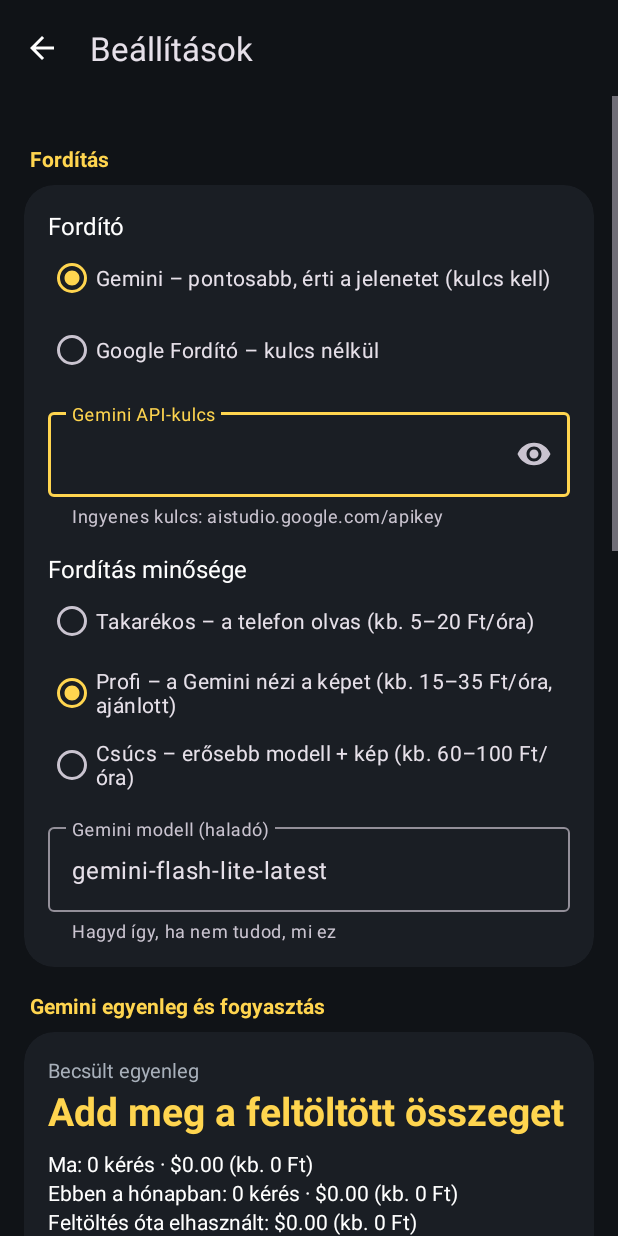
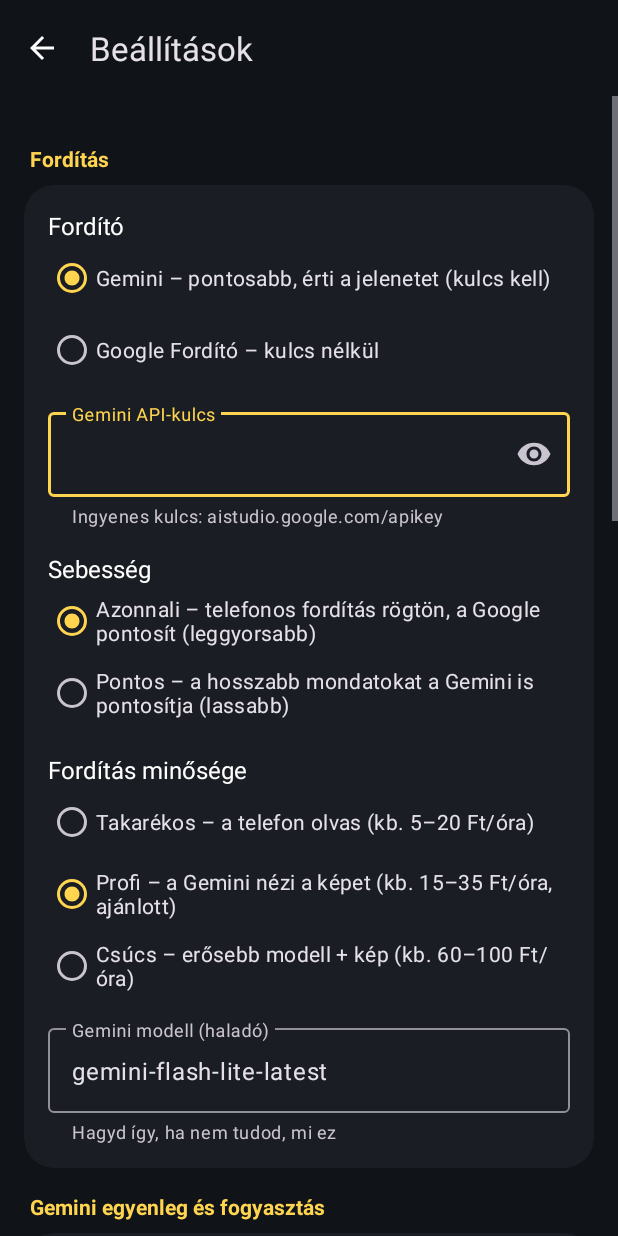
Before and after one commit to kondasadam/FeliratFordito, an Android app: the SettingsActivity screen opened directly, with no data from a screen before it, on a phone screen of 412 x 824 dp. Run offline under Robolectric (Android 15) with nearby library versions, the phone set to English and light mode, and no system bars.

Commit message:
Azonnali mód (alapértelmezett): fordítás az első leolvasásra, telefonos fordítás rögtön, Google pontosít, gyorsabb leolvasás
Co-Authored-By: Claude Opus 5.5 <noreply@anthropic.com>
Claude-Session: https://claude.ai/code/session_01SGD6tLx87PaPZF6VTScqg7

```diff
--- a/app/src/main/java/com/example/feliratfordito/SettingsActivity.kt
+++ b/app/src/main/java/com/example/feliratfordito/SettingsActivity.kt
@@ -52,6 +52,14 @@ class SettingsActivity : AppCompatActivity() {
         }
         bindText(R.id.keyEdit, "geminiKey", "")
         bindText(R.id.modelEdit, "geminiModel", Gemini.DEFAULT_MODEL)
+
+        // Sebesség
+        val speedGroup = findViewById<RadioGroup>(R.id.speedGroup)
+        speedGroup.check(if (prefs.getString("speed", "instant") == "accurate") R.id.speedAccurate else R.id.speedInstant)
+        speedGroup.setOnCheckedChangeListener { _, id ->
+            prefs.edit().putString("speed", if (id == R.id.speedAccurate) "accurate" else "instant").apply()
+            bump()
+        }
 
         // Fordítás minősége
         val qualityGroup = findViewById<RadioGroup>(R.id.qualityGroup)
--- a/app/src/main/res/layout/activity_settings.xml
+++ b/app/src/main/res/layout/activity_settings.xml
@@ -78,6 +78,32 @@
                     </com.google.android.material.textfield.TextInputLayout>
 
 
+
+                    <TextView
+                        android:layout_width="wrap_content"
+                        android:layout_height="wrap_content"
+                        android:layout_marginTop="16dp"
+                        android:text="Sebesség"
+                        android:textColor="#FFFFFF"
+                        android:textSize="16sp" />
+
+                    <RadioGroup
+                        android:id="@+id/speedGroup"
+                        android:layout_width="match_parent"
+                        android:layout_height="wrap_content">
+
+                        <com.google.android.material.radiobutton.MaterialRadioButton
+                            android:id="@+id/speedInstant"
+                            android:layout_width="match_parent"
+                            android:layout_height="wrap_content"
+                            android:text="Azonnali – telefonos fordítás rögtön, a Google pontosít (leggyorsabb)" />
+
+                        <com.google.android.material.radiobutton.MaterialRadioButton
+                            android:id="@+id/speedAccurate"
+                            android:layout_width="match_parent"
+                            android:layout_height="wrap_content"
+                            android:text="Pontos – a hosszabb mondatokat a Gemini is pontosítja (lassabb)" />
+                    </RadioGroup>
 
                     <TextView
                         android:layout_width="wrap_content"
```
Also changed, not shown: app/src/main/java/com/example/feliratfordito/MainActivity.kt (+14 -5 lines).
